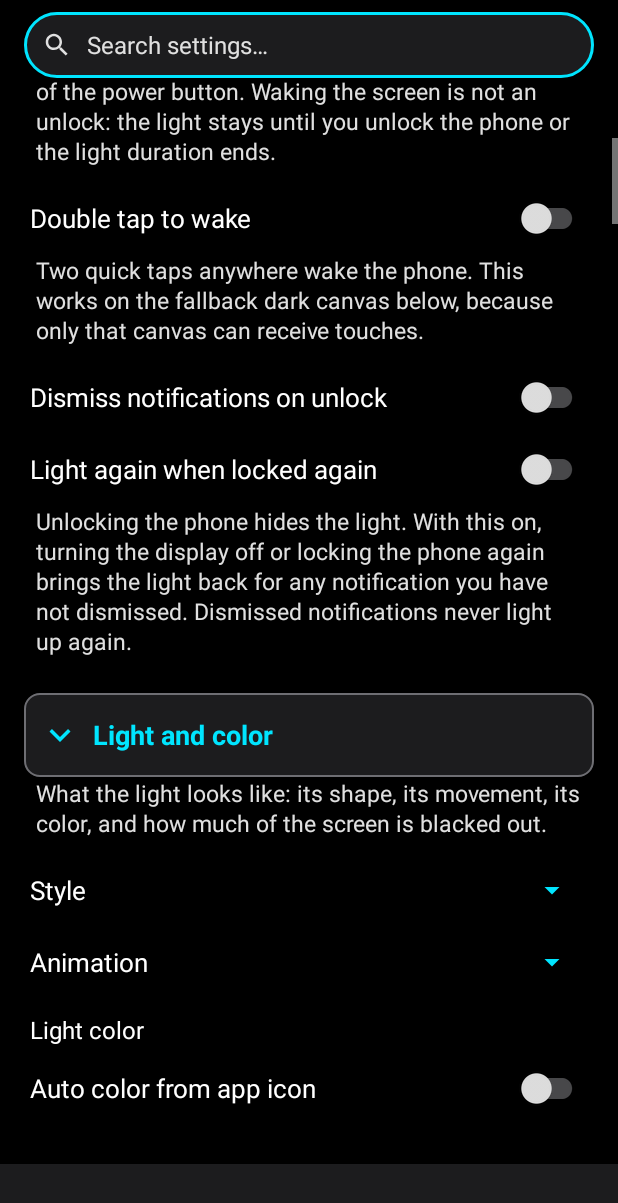
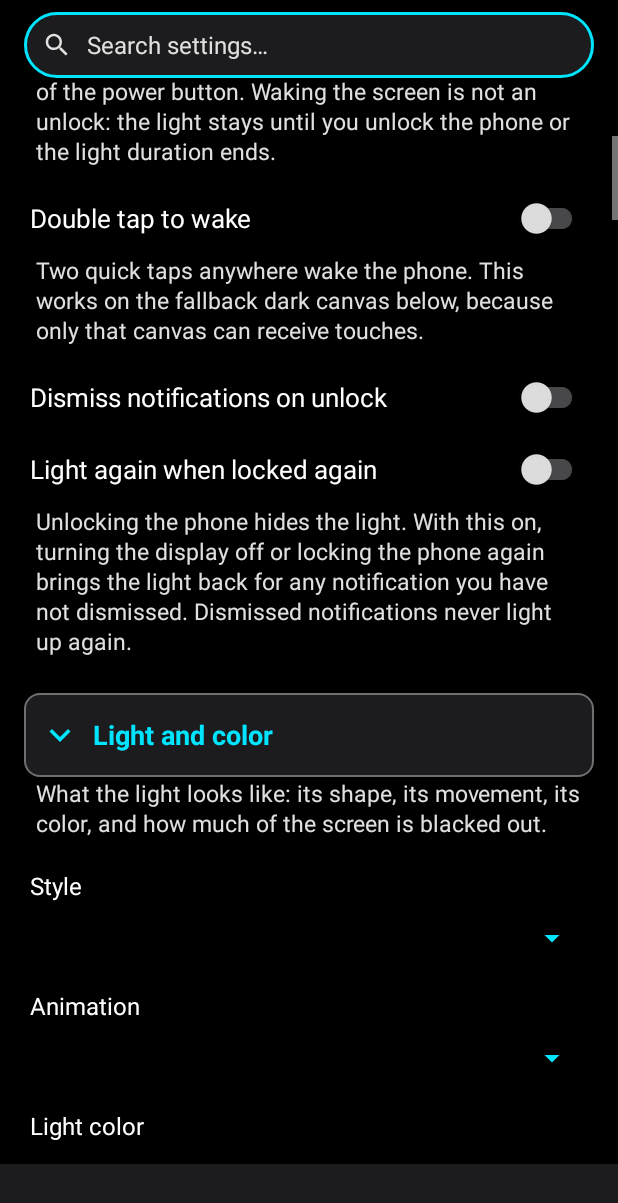
Before and after one commit to zoff99/aod, an Android app: the layout activity_main.xml on its own in the app's theme, with its tools: preview values and no code run, scrolled down 506 dp, on a phone screen of 412 x 824 dp. Shown: the top 1203 px of the screen. Run offline under Robolectric (Android 15) with nearby library versions, the phone set to English and light mode, and no system bars.

Commit message:
[AIassisted] settings dropdowns: label above, full width, shorter choices

```diff
--- a/app/src/main/res/layout/activity_main.xml
+++ b/app/src/main/res/layout/activity_main.xml
@@ -188,26 +188,18 @@
                     <TextView style="@style/SettingSummary" android:text="@string/sec_look_sum" />
                 </LinearLayout>
                 <LinearLayout style="@style/SettingRow" android:tag="row|ring edge dot icons shape">
-                    <LinearLayout android:layout_width="match_parent" android:layout_height="wrap_content"
-                        android:orientation="horizontal" android:gravity="center_vertical"
-                        android:minHeight="48dp">
-                        <TextView style="@style/InlineLabel" android:text="@string/set_style"
+                    <TextView style="@style/SliderLabel" android:text="@string/set_style"
                         android:labelFor="@+id/sp_style" />
-                        <Spinner android:id="@+id/sp_style" android:layout_width="0dp"
-                            android:layout_height="wrap_content" android:layout_weight="1"
+                    <Spinner android:id="@+id/sp_style" android:layout_width="match_parent"
+                        android:layout_height="wrap_content" android:minHeight="48dp"
                         android:backgroundTint="@color/hc_accent" />
                 </LinearLayout>
-                </LinearLayout>
                 <LinearLayout style="@style/SettingRow" android:tag="row|pulse rotate flash steady movement">
-                    <LinearLayout android:layout_width="match_parent" android:layout_height="wrap_content"
-                        android:orientation="horizontal" android:gravity="center_vertical"
-                        android:minHeight="48dp">
-                        <TextView style="@style/InlineLabel" android:text="@string/set_anim"
+                    <TextView style="@style/SliderLabel" android:text="@string/set_anim"
                         android:labelFor="@+id/sp_anim" />
-                        <Spinner android:id="@+id/sp_anim" android:layout_width="0dp"
-                            android:layout_height="wrap_content" android:layout_weight="1"
+                    <Spinner android:id="@+id/sp_anim" android:layout_width="match_parent"
+                        android:layout_height="wrap_content" android:minHeight="48dp"
                         android:backgroundTint="@color/hc_accent" />
-                    </LinearLayout>
                 </LinearLayout>
                 <LinearLayout style="@style/SettingRow" android:tag="row|colour color swatch">
                     <TextView style="@style/SliderLabel" android:text="@string/set_color" />
@@ -334,27 +326,19 @@
                     <TextView style="@style/SettingSummary" android:text="@string/sec_icons_sum" />
                 </LinearLayout>
                 <LinearLayout style="@style/SettingRow" android:tag="row|app notification icon">
-                    <LinearLayout android:layout_width="match_parent" android:layout_height="wrap_content"
-                        android:orientation="horizontal" android:gravity="center_vertical"
-                        android:minHeight="48dp">
-                        <TextView style="@style/InlineLabel" android:text="@string/set_icon_source"
+                    <TextView style="@style/SliderLabel" android:text="@string/set_icon_source"
                         android:labelFor="@+id/sp_icon_source" />
-                        <Spinner android:id="@+id/sp_icon_source" android:layout_width="0dp"
-                            android:layout_height="wrap_content" android:layout_weight="1"
+                    <Spinner android:id="@+id/sp_icon_source" android:layout_width="match_parent"
+                        android:layout_height="wrap_content" android:minHeight="48dp"
                         android:backgroundTint="@color/hc_accent" />
-                    </LinearLayout>
                     <TextView style="@style/SettingSummary" android:text="@string/set_icon_source_sum" />
                 </LinearLayout>
                 <LinearLayout style="@style/SettingRow" android:tag="row|color white black tint">
-                    <LinearLayout android:layout_width="match_parent" android:layout_height="wrap_content"
-                        android:orientation="horizontal" android:gravity="center_vertical"
-                        android:minHeight="48dp">
-                        <TextView style="@style/InlineLabel" android:text="@string/set_icon_tint"
+                    <TextView style="@style/SliderLabel" android:text="@string/set_icon_tint"
                         android:labelFor="@+id/sp_icon_tint" />
-                        <Spinner android:id="@+id/sp_icon_tint" android:layout_width="0dp"
-                            android:layout_height="wrap_content" android:layout_weight="1"
+                    <Spinner android:id="@+id/sp_icon_tint" android:layout_width="match_parent"
+                        android:layout_height="wrap_content" android:minHeight="48dp"
                         android:backgroundTint="@color/hc_accent" />
-                    </LinearLayout>
                     <TextView style="@style/SettingSummary" android:text="@string/set_icon_tint_sum" />
                 </LinearLayout>
                 <LinearLayout style="@style/SettingRow" android:tag="row|size big small dp">
@@ -411,15 +395,11 @@
                     <TextView style="@style/SettingSummary" android:text="@string/set_icon_offset_x_sum" />
                 </LinearLayout>
                 <LinearLayout style="@style/SettingRow" android:tag="row|camera top bottom anchor">
-                    <LinearLayout android:layout_width="match_parent" android:layout_height="wrap_content"
-                        android:orientation="horizontal" android:gravity="center_vertical"
-                        android:minHeight="48dp">
-                        <TextView style="@style/InlineLabel" android:text="@string/set_icon_y_anchor"
+                    <TextView style="@style/SliderLabel" android:text="@string/set_icon_y_anchor"
                         android:labelFor="@+id/sp_icon_y_anchor" />
-                        <Spinner android:id="@+id/sp_icon_y_anchor" android:layout_width="0dp"
-                            android:layout_height="wrap_content" android:layout_weight="1"
+                    <Spinner android:id="@+id/sp_icon_y_anchor" android:layout_width="match_parent"
+                        android:layout_height="wrap_content" android:minHeight="48dp"
                         android:backgroundTint="@color/hc_accent" />
-                    </LinearLayout>
                     <TextView style="@style/SettingSummary" android:text="@string/set_icon_y_anchor_sum" />
                 </LinearLayout>
                 <LinearLayout style="@style/SettingRow" android:tag="row|up down y">
@@ -508,15 +488,11 @@
                     <TextView style="@style/SettingSummary" android:text="@string/set_icon_count_sum" />
                 </LinearLayout>
                 <LinearLayout style="@style/SettingRow" android:tag="row|unread messages">
-                    <LinearLayout android:layout_width="match_parent" android:layout_height="wrap_content"
-                        android:orientation="horizontal" android:gravity="center_vertical"
-                        android:minHeight="48dp">
-                        <TextView style="@style/InlineLabel" android:text="@string/set_icon_count_source"
+                    <TextView style="@style/SliderLabel" android:text="@string/set_icon_count_source"
                         android:labelFor="@+id/sp_icon_count_source" />
-                        <Spinner android:id="@+id/sp_icon_count_source" android:layout_width="0dp"
-                            android:layout_height="wrap_content" android:layout_weight="1"
+                    <Spinner android:id="@+id/sp_icon_count_source" android:layout_width="match_parent"
+                        android:layout_height="wrap_content" android:minHeight="48dp"
                         android:backgroundTint="@color/hc_accent" />
-                    </LinearLayout>
                     <TextView style="@style/SettingSummary" android:text="@string/set_icon_count_source_sum" />
                 </LinearLayout>
                 <LinearLayout style="@style/SettingRow" android:tag="row|add sum highest">
@@ -586,30 +562,22 @@
                         android:text="@string/set_battery_light" />
                 </LinearLayout>
                 <LinearLayout style="@style/SettingRow" android:tag="row|persistent ongoing foreground service call phone incoming dialer allow">
-                    <LinearLayout android:layout_width="match_parent" android:layout_height="wrap_content"
-                        android:orientation="horizontal" android:gravity="center_vertical"
-                        android:minHeight="48dp">
-                        <TextView style="@style/InlineLabel" android:text="@string/set_persistent"
+                    <TextView style="@style/SliderLabel" android:text="@string/set_persistent"
                         android:labelFor="@+id/sp_persistent_mode" />
-                        <Spinner android:id="@+id/sp_persistent_mode" android:layout_width="0dp"
-                            android:layout_height="wrap_content" android:layout_weight="1"
+                    <Spinner android:id="@+id/sp_persistent_mode" android:layout_width="match_parent"
+                        android:layout_height="wrap_content" android:minHeight="48dp"
                         android:backgroundTint="@color/hc_accent" />
-                    </LinearLayout>
                     <TextView style="@style/SettingSummary" android:text="@string/set_persistent_sum" />
                     <Button android:id="@+id/btn_persistent_apps" style="@style/BtnSecondary"
                         android:layout_width="match_parent" android:layout_marginTop="10dp"
                         android:text="@string/btn_persistent_apps" />
                 </LinearLayout>
                 <LinearLayout style="@style/SettingRow" android:tag="row|apps filter all selected">
-                    <LinearLayout android:layout_width="match_parent" android:layout_height="wrap_content"
-                        android:orientation="horizontal" android:gravity="center_vertical"
-                        android:minHeight="48dp">
-                        <TextView style="@style/InlineLabel" android:text="@string/set_filter"
+                    <TextView style="@style/SliderLabel" android:text="@string/set_filter"
                         android:labelFor="@+id/sp_filter" />
-                        <Spinner android:id="@+id/sp_filter" android:layout_width="0dp"
-                            android:layout_height="wrap_content" android:layout_weight="1"
+                    <Spinner android:id="@+id/sp_filter" android:layout_width="match_parent"
+                        android:layout_height="wrap_content" android:minHeight="48dp"
                         android:backgroundTint="@color/hc_accent" />
-                    </LinearLayout>
                 </LinearLayout>
                 <LinearLayout style="@style/SettingRow" android:tag="row|choose apps picker color">
                     <Button android:id="@+id/btn_select_apps" style="@style/BtnPrimary"
--- a/app/src/main/res/values/strings.xml
+++ b/app/src/main/res/values/strings.xml
@@ -120,12 +120,12 @@
     <string name="set_dnd">Respect Do Not Disturb</string>
     <string name="set_battery_light">Charging / full / low battery light</string>
     <string name="set_persistent">Persistent notifications</string>
-    <string name="set_persistent_sum">Ongoing notifications that cannot be swiped away: players, downloads, navigation -- and phone calls. A call counts when it is tagged as a call, when it takes over the screen (an incoming call does), or when it uses the system call layout. The AOSP dialer tags only its incoming call, so its ongoing call is covered by the app list below, which already contains your dialer. That list is used by the \u201cAllow calls + selected apps\u201d choice. The app filter above still applies: an app excluded there never lights up.</string>
+    <string name="set_persistent_sum">Ongoing notifications that cannot be swiped away: players, downloads, navigation -- and phone calls. A call counts when it is tagged as a call, when it takes over the screen (an incoming call does), or when it uses the system call layout. The AOSP dialer tags only its incoming call, so its ongoing call is covered by the app list below, which already contains your dialer. That list is used by the \u201cCalls + selected apps\u201d choice. The app filter above still applies: an app excluded there never lights up.</string>
     <string-array name="persistent_mode_entries">
-        <item>Ignore all of them</item>
-        <item>Allow calls</item>
-        <item>Allow calls + selected apps</item>
-        <item>Allow all of them</item>
+        <item>Ignore all</item>
+        <item>Calls only</item>
+        <item>Calls + selected apps</item>
+        <item>Everything</item>
     </string-array>
     <string name="btn_persistent_apps">Choose always-allowed apps\u2026</string>
     <string name="set_filter">Apps</string>
@@ -182,7 +182,7 @@
     </string-array>
     <string-array name="icon_count_source_entries">
         <item>Notifications of that app</item>
-        <item>The app\u2019s own counter, if it has one</item>
+        <item>The app\u2019s own counter</item>
     </string-array>
     <string-array name="icon_y_anchor_entries">
         <item>Below the camera</item>
```
Also changed, not shown: 1 other file. Lines whose indentation alone changed are shown as unchanged.
